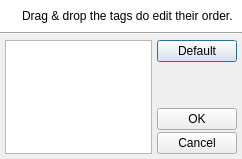
This is uman/src/preferences/QUTagOrderDialog.ui in UltraStar-Deluxe/UltraStar-Manager as Qt 5 draws it before an edit. The edited form follows.
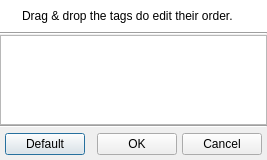
This is the edited form. Icons and pictures are not drawn.

```diff
--- a/uman/src/preferences/QUTagOrderDialog.ui
+++ b/uman/src/preferences/QUTagOrderDialog.ui
@@ -5,8 +5,8 @@
    <rect>
     <x>0</x>
     <y>0</y>
-    <width>242</width>
-    <height>159</height>
+    <width>267</width>
+    <height>160</height>
    </rect>
   </property>
   <property name="windowTitle" >
@@ -16,7 +16,7 @@
    <iconset resource="images/uman.qrc" >
     <normaloff>:/control/tag_disk.png</normaloff>:/control/tag_disk.png</iconset>
   </property>
-  <layout class="QVBoxLayout" >
+  <layout class="QVBoxLayout" name="verticalLayout" >
    <property name="spacing" >
     <number>0</number>
    </property>
@@ -139,17 +139,9 @@
     </widget>
    </item>
    <item>
-    <layout class="QHBoxLayout" >
-     <property name="spacing" >
-      <number>5</number>
-     </property>
-     <property name="margin" >
-      <number>5</number>
-     </property>
-     <item>
       <widget class="QListWidget" name="tagList" >
        <property name="sizePolicy" >
-        <sizepolicy vsizetype="Preferred" hsizetype="Expanding" >
+      <sizepolicy vsizetype="Expanding" hsizetype="Expanding" >
          <horstretch>0</horstretch>
          <verstretch>0</verstretch>
         </sizepolicy>
@@ -175,9 +167,19 @@
       </widget>
      </item>
      <item>
-      <layout class="QVBoxLayout" >
+    <widget class="Line" name="line_2" >
+     <property name="orientation" >
+      <enum>Qt::Horizontal</enum>
+     </property>
+    </widget>
+   </item>
+   <item>
+    <layout class="QHBoxLayout" name="horizontalLayout" >
        <property name="spacing" >
-        <number>2</number>
+      <number>5</number>
+     </property>
+     <property name="margin" >
+      <number>5</number>
        </property>
        <item>
         <widget class="QPushButton" name="defaultBtn" >
@@ -187,14 +189,14 @@
         </widget>
        </item>
        <item>
-        <spacer>
+      <spacer name="horizontalSpacer" >
          <property name="orientation" >
-          <enum>Qt::Vertical</enum>
+        <enum>Qt::Horizontal</enum>
          </property>
          <property name="sizeHint" stdset="0" >
           <size>
-           <width>20</width>
-           <height>40</height>
+         <width>40</width>
+         <height>20</height>
           </size>
          </property>
         </spacer>
@@ -224,8 +226,6 @@
       </layout>
      </item>
     </layout>
-   </item>
-  </layout>
  </widget>
  <resources>
   <include location="images/uman.qrc" />
```
Left out of the diff: 12 changed lines with no effect on the pictures. Lines whose indentation alone changed are shown as unchanged.
